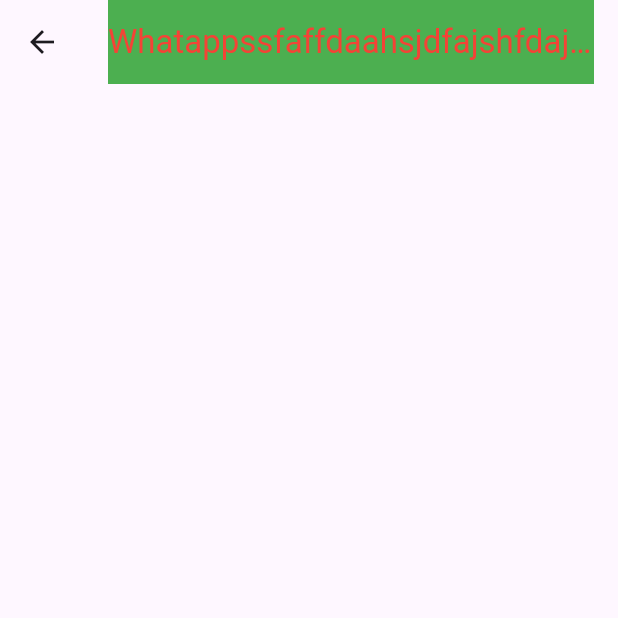
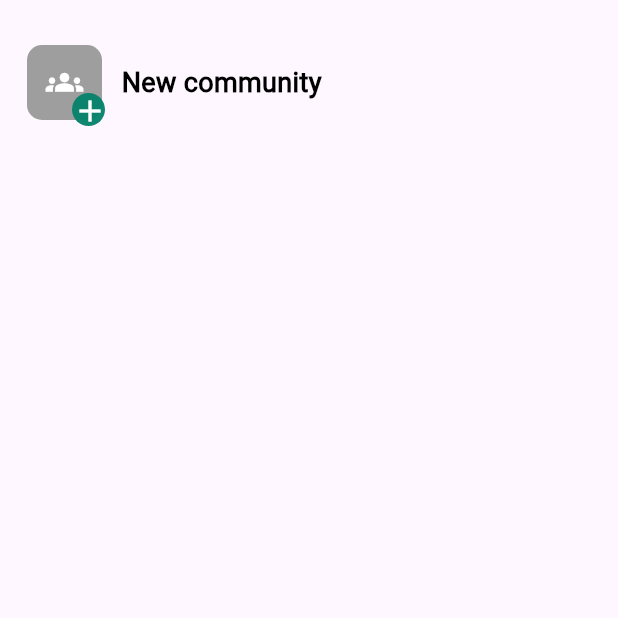
Before and after one commit to Divyanshu050303/whatappclone, a Flutter app: the Groups screen opened directly, on a phone screen of 412 x 824 dp, the top half of it. Run offline on Flutter 3.47's test engine with Material 2 defaults, Android fonts, the phone set to English and light mode, and no system bars.

Commit message:
Paint the group screen

```diff
--- a/lib/screen/Groups.dart
+++ b/lib/screen/Groups.dart
@@ -11,13 +11,60 @@ class _GroupsState extends State<Groups> {
   @override
   Widget build(BuildContext context) {
     return Scaffold(
-      appBar: AppBar(
-title: Container(
-  color: Colors.green,
-  width: 700,
-  height: 400,
-  child: Center(child: Text("Whatappssfaffdaahsjdfajshfdajsndfalshfiasefnasdlkjfhasdhfasndflasjhdfiaushdfnas fldaslvhaf dsajfiajsdfiuhsadf saf jasdoifansdfnasdfjoaisdfnasdmfnasdhfasdfsfjsldkfj;asdjfasndfsahdfo;asndfknasdl;kfaskjdnfasdkf;kajdfnksdnf;alkdfjkashfjdlhaiuefhkdjnajdksvahsfxcnasdjfnalsdkfnaslkjfhlaskjdfmnaflkj", style: TextStyle(color: Colors.red),)),
-),
+      body: Stack(
+        children: [
+          Positioned(
+            top: 30,
+            left: 18,
+            child: Row(
+              children: [
+                Container(
+                  width: 50,
+                  height: 50,
+                  decoration: BoxDecoration(
+                      color: Colors.grey,
+                      borderRadius: BorderRadius.circular(10)),
+                  child: const Icon(
+                    Icons.groups,
+                    color: Colors.white,
+                    size: 25,
+                  ),
+                ),
+                const Padding(
+                  padding: EdgeInsets.only(left: 13.0),
+                  child: Stack(
+                    children: [
+                      Text(
+                        "New community",
+                        style: TextStyle(
+                            color: Colors.black,
+                            fontWeight: FontWeight.bold,
+                            fontSize: 18),
+                      ),
+
+                    ],
+                  ),
+                )
+              ],
+            ),
+          ),
+          Positioned(
+            left: 48,
+            top: 62,
+            child: Container(
+              height: 22,
+              width: 22,
+              decoration: BoxDecoration(
+                borderRadius: BorderRadius.circular(20),
+                color: const Color.fromARGB(500, 5, 130, 107),
+              ),
+              child: const Icon(
+                Icons.add,
+                color: Colors.white,
+              ),
+            ),
+          ),
+        ],
       ),
     );
   }
```
